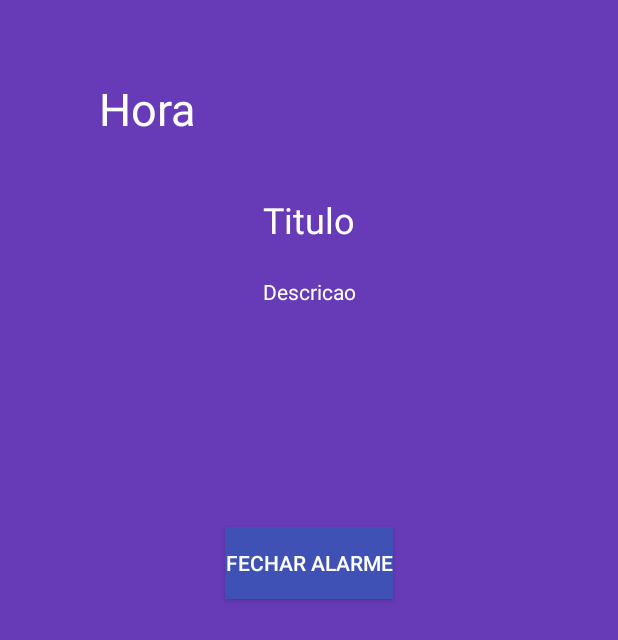
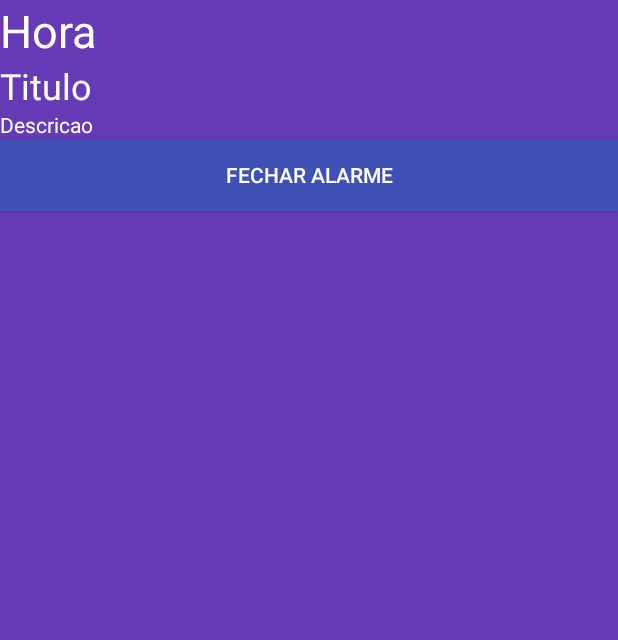
Before and after one commit to GuillermoAlonsoLima/TaskAlarm, an Android app: the layout alarm.xml on its own in the app's theme, with its tools: preview values and no code run, on a phone screen of 412 x 824 dp. Shown: the top 640 px of the screen. Run offline under Robolectric (Android 15) with nearby library versions, the phone set to English and light mode, and no system bars.

Commit message:
repetindo por hora

```diff
--- a/app/src/main/res/layout/alarm.xml
+++ b/app/src/main/res/layout/alarm.xml
@@ -9,82 +9,52 @@
         android:background="#673AB7"
         tools:context=".AlarmActivity">
 
+        <LinearLayout
+            android:layout_width="match_parent"
+            android:layout_height="match_parent"
+            android:orientation="vertical"
+            app:layout_constraintBottom_toBottomOf="parent"
+            app:layout_constraintEnd_toEndOf="parent"
+            app:layout_constraintStart_toStartOf="parent"
+            app:layout_constraintTop_toTopOf="parent">
+
             <TextView
                 android:id="@+id/horaTxtAlarm"
-            android:layout_width="wrap_content"
+                android:layout_width="match_parent"
                 android:layout_height="wrap_content"
-            android:layout_marginStart="66dp"
-            android:layout_marginLeft="66dp"
-            android:layout_marginTop="52dp"
-            android:layout_marginEnd="176dp"
-            android:layout_marginRight="176dp"
                 android:text="Hora"
                 android:textColor="#FFFFFF"
-            android:textSize="30sp"
-            app:layout_constraintEnd_toEndOf="parent"
-            app:layout_constraintHorizontal_bias="0.0"
-            app:layout_constraintStart_toStartOf="parent"
-            app:layout_constraintTop_toTopOf="parent" />
+                android:textSize="30sp" />
 
             <TextView
                 android:id="@+id/tituloTxtAlarm"
-            android:layout_width="wrap_content"
+                android:layout_width="match_parent"
                 android:layout_height="wrap_content"
-            android:layout_marginStart="176dp"
-            android:layout_marginLeft="176dp"
-            android:layout_marginTop="37dp"
-            android:layout_marginEnd="176dp"
-            android:layout_marginRight="176dp"
                 android:text="Titulo"
                 android:textColor="#FFFFFF"
-            android:textSize="24sp"
-            app:layout_constraintEnd_toEndOf="parent"
-            app:layout_constraintStart_toStartOf="parent"
-            app:layout_constraintTop_toBottomOf="@+id/horaTxtAlarm" />
+                android:textSize="24sp" />
 
             <TextView
                 android:id="@+id/descricaoTxtAlarm"
-            android:layout_width="wrap_content"
+                android:layout_width="match_parent"
                 android:layout_height="wrap_content"
-            android:layout_marginStart="176dp"
-            android:layout_marginLeft="176dp"
-            android:layout_marginTop="22dp"
-            android:layout_marginEnd="176dp"
-            android:layout_marginRight="176dp"
                 android:text="Descricao"
-            android:textColor="#FFFFFF"
-            app:layout_constraintEnd_toEndOf="parent"
-            app:layout_constraintStart_toStartOf="parent"
-            app:layout_constraintTop_toBottomOf="@+id/tituloTxtAlarm" />
+                android:textColor="#FFFFFF" />
 
             <Button
                 android:id="@+id/fecharAlarmeBtnAlarm"
-            android:layout_width="wrap_content"
+                android:layout_width="match_parent"
                 android:layout_height="wrap_content"
-            android:layout_marginStart="161dp"
-            android:layout_marginLeft="161dp"
-            android:layout_marginTop="147dp"
-            android:layout_marginEnd="162dp"
-            android:layout_marginRight="162dp"
                 android:background="#3F51B5"
                 android:text="Fechar Alarme"
-            android:textColor="#FFFFFF"
-            app:layout_constraintEnd_toEndOf="parent"
-            app:layout_constraintStart_toStartOf="parent"
-            app:layout_constraintTop_toBottomOf="@+id/descricaoTxtAlarm" />
+                android:textColor="#FFFFFF" />
 
             <androidx.recyclerview.widget.RecyclerView
                 android:id="@+id/listaTarefasRvAlarm"
-            android:layout_width="405dp"
-            android:layout_height="311dp"
-            android:layout_marginStart="1dp"
-            android:layout_marginLeft="1dp"
-            android:layout_marginEnd="1dp"
-            android:layout_marginRight="1dp"
-            android:layout_marginBottom="1dp"
-            app:layout_constraintBottom_toBottomOf="parent"
-            app:layout_constraintEnd_toEndOf="parent"
-            app:layout_constraintStart_toStartOf="parent" />
+                android:layout_width="match_parent"
+                android:layout_height="594dp" />
+
+        </LinearLayout>
 
     </androidx.constraintlayout.widget.ConstraintLayout>
 </layout>
```
Also changed, not shown: app/src/main/java/com/example/taskalarm/AddActivity.kt (+11 -1 lines), app/src/main/java/com/example/taskalarm/Alarm.kt (+49 -2 lines), app/src/main/java/com/example/taskalarm/AlarmActivity.kt (+11 -3 lines), app/src/main/java/com/example/taskalarm/EditActivity.kt (+11 -3 lines), app/src/main/java/com/example/taskalarm/MainActivity.kt (+3 -4 lines). Lines whose indentation alone changed are shown as unchanged.
